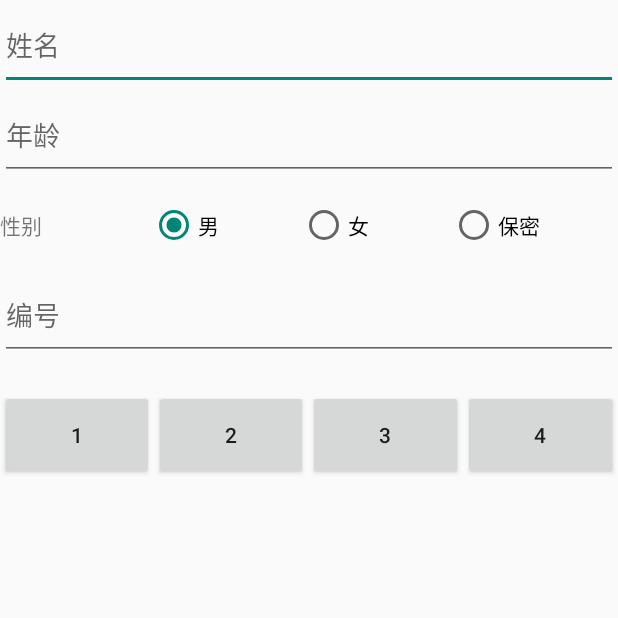
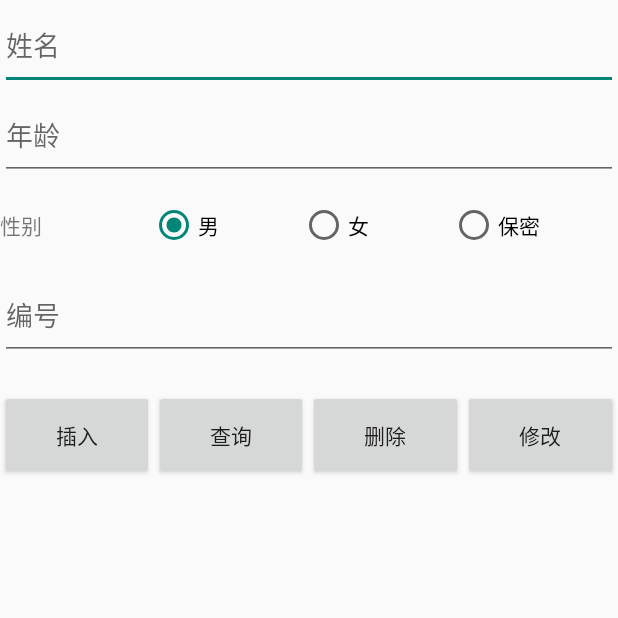
Before and after one commit to chriswoodcn/android-tutorial, an Android app built with Jetpack Compose: the SqliteActivity screen opened directly, with no data from a screen before it, on a phone screen of 412 x 824 dp, the top half of it. Run offline under Robolectric (Android 15) with nearby library versions, the phone set to English and light mode, and no system bars.

Commit message:
[update] SqliteActivity

```diff
--- a/app/src/main/java/cn/chriswood/imooc/legacy/SqliteActivity.kt
+++ b/app/src/main/java/cn/chriswood/imooc/legacy/SqliteActivity.kt
@@ -1,12 +1,113 @@
 package cn.chriswood.imooc.legacy
 
 import android.app.Activity
+import android.content.Context
+import android.database.Cursor
+import android.database.sqlite.SQLiteDatabase
+import android.database.sqlite.SQLiteOpenHelper
 import android.os.Bundle
+import android.os.Environment
+import android.util.Log
+import android.view.View
+import android.view.View.OnClickListener
+import android.view.ViewGroup
+import android.widget.BaseAdapter
+import android.widget.Button
+import android.widget.CursorAdapter
+import android.widget.EditText
+import android.widget.ListAdapter
+import android.widget.ListView
+import android.widget.RadioGroup
+import android.widget.SimpleCursorAdapter
+import android.widget.TextView
+import android.widget.Toast
 import cn.chriswood.imooc.R
+import java.io.File
 
-class SqliteActivity : Activity() {
+class SqliteActivity : Activity(), OnClickListener, RadioGroup.OnCheckedChangeListener {
+    private val TAG = "SqliteActivity"
+    private lateinit var nameEdit: EditText
+    private lateinit var ageEdit: EditText
+    private lateinit var genderEdit: RadioGroup
+    private lateinit var idEdit: EditText
+    private lateinit var insertBtn: Button
+    private lateinit var queryBtn: Button
+    private lateinit var deleteBtn: Button
+    private lateinit var updateBtn: Button
+    private lateinit var tableView: ListView
+    private lateinit var dao: UserDao
+    private var gender: String = "1"
+
+
     override fun onCreate(savedInstanceState: Bundle?) {
         super.onCreate(savedInstanceState)
         setContentView(R.layout.layout_sqlite)
+        nameEdit = findViewById(R.id.sqlite_input_name)
+        ageEdit = findViewById(R.id.sqlite_input_age)
+        genderEdit = findViewById(R.id.sqlite_input_gender)
+        genderEdit.setOnCheckedChangeListener(this)
+        idEdit = findViewById(R.id.sqlite_input_id)
+        tableView = findViewById(R.id.sqlite_table)
+        insertBtn = findViewById(R.id.sqlite_btn_1)
+        queryBtn = findViewById(R.id.sqlite_btn_2)
+        deleteBtn = findViewById(R.id.sqlite_btn_3)
+        updateBtn = findViewById(R.id.sqlite_btn_4)
+        insertBtn.setOnClickListener(this)
+        queryBtn.setOnClickListener(this)
+        deleteBtn.setOnClickListener(this)
+        updateBtn.setOnClickListener(this)
+
+        dao = UserDao(this)
+    }
+
+    override fun onClick(v: View?) {
+        val name = if (nameEdit.text.isEmpty()) null else nameEdit.text.toString()
+        val age = if (ageEdit.text.isEmpty()) null else ageEdit.text.toString()
+        val userBean =
+            UserDao.UserBean(null, name, if (age.isNullOrEmpty()) null else age.toInt(), gender)
+        val _id = idEdit.text.toString()
+        when (v?.id) {
+            R.id.sqlite_btn_1 -> {
+                dao.insertUser(userBean)
+                Toast.makeText(this, "insert success", Toast.LENGTH_SHORT).show()
+            }
+
+            R.id.sqlite_btn_2 -> {
+                val cursor = dao.queryUser(userBean)
+                val simpleCursorAdapter = SimpleCursorAdapter(
+                    this,
+                    R.layout.layout_sqlite_table_item,
+                    cursor,
+                    arrayOf("_id", "name", "age", "gender"),
+                    arrayOf(
+                        R.id.table_id,
+                        R.id.table_name,
+                        R.id.table_age,
+                        R.id.table_gender
+                    ).toIntArray(),
+                    CursorAdapter.FLAG_REGISTER_CONTENT_OBSERVER
+                )
+                tableView.adapter = simpleCursorAdapter
+            }
+
+            R.id.sqlite_btn_3 -> {
+                dao.deleteUser(_id)
+                Toast.makeText(this, "delete success", Toast.LENGTH_SHORT).show()
+            }
+
+            R.id.sqlite_btn_4 -> {
+                dao.updateUser(userBean)
+                Toast.makeText(this, "update success", Toast.LENGTH_SHORT).show()
+            }
+        }
+    }
+
+
+    override fun onCheckedChanged(group: RadioGroup?, checkedId: Int) {
+        when (checkedId) {
+            R.id.gender_1 -> gender = "1"
+            R.id.gender_2 -> gender = "2"
+            R.id.gender_3 -> gender = "3"
+        }
     }
 }
--- /dev/null
+++ b/app/src/main/java/cn/chriswood/imooc/legacy/UserDao.kt
@@ -0,0 +1,79 @@
+package cn.chriswood.imooc.legacy
+
+import android.content.Context
+import android.database.Cursor
+import android.database.sqlite.SQLiteDatabase
+import android.database.sqlite.SQLiteOpenHelper
+import android.util.Log
+
+class UserDao(ctx: Context) {
+    private val TAG = "UserDao"
+    private var db: SQLiteDatabase = SqliteUserDb(ctx, "t_user.db", null, 1).writableDatabase;
+
+    class SqliteUserDb(
+        ctx: Context,
+        path: String,
+        c: SQLiteDatabase.CursorFactory?,
+        v: Int
+    ) : SQLiteOpenHelper(ctx, path, c, v) {
+        private val TAG = "SqliteUserDb"
+        override fun onCreate(db: SQLiteDatabase?) {
+            Log.i(TAG, "onCreate: ")
+            db?.execSQL(
+                """
+                    create table t_user (_id integer primary key autoincrement,
+                            name varchar(20),
+                            age integer,
+                            gender varchar(1))
+                """.trimIndent()
+            )
+        }
+
+        override fun onUpgrade(db: SQLiteDatabase?, oldVersion: Int, newVersion: Int) {
+            Log.i(TAG, "onUpgrade: ")
+        }
+    }
+
+    class UserBean(val _id: Int? = null, val name: String?, val age: Int?, val gender: String?)
+
+    fun insertUser(bean: UserBean) {
+        db.execSQL(
+            """
+            insert into t_user(name,age,gender) values(?,?,?)
+        """.trimIndent(), arrayOf(bean.name, bean.age, bean.gender)
+        )
+    }
+
+    fun queryUser(bean: UserBean): Cursor? {
+        val sql = "select * from t_user where 1 = 1"
+//        val values = emptyArray<String>()
+//        if (bean.name != null) {
+//            sql + "and name=?"
+//            values + bean.name
+//        }
+//        if (bean.age != null) {
+//            sql + "and age=?"
+//            values + bean.age.toString()
+//        }
+//        if (bean.gender != null) {
+//            sql + "and gender=?"
+//            values + bean.gender
+//        }
+        val c = db.rawQuery(sql, null)
+        Log.i(TAG, "queryUser: ${c.count}")
+        return c
+    }
+
+    fun deleteUser(_id: String) {
+        val sql = "delete from t_user where _id=?"
+        db.execSQL(sql, arrayOf(_id))
+    }
+
+    fun updateUser(userBean: UserBean) {
+        db.execSQL(
+            """
+            update t_user set name=?,age=?,gender=? where _id=?
+        """.trimIndent(), arrayOf(userBean.name, userBean.age, userBean.gender, userBean._id)
+        )
+    }
+}
--- a/app/src/main/res/layout/layout_sqlite.xml
+++ b/app/src/main/res/layout/layout_sqlite.xml
@@ -1,12 +1,10 @@
 <?xml version="1.0" encoding="utf-8"?>
-<ScrollView xmlns:android="http://schemas.android.com/apk/res/android"
-    android:layout_width="match_parent"
-    android:layout_height="match_parent">
-
-    <LinearLayout
+<LinearLayout xmlns:android="http://schemas.android.com/apk/res/android"
+    xmlns:tools="http://schemas.android.com/tools"
     android:layout_width="match_parent"
     android:layout_height="match_parent"
     android:orientation="vertical">
+
 
     <EditText
         android:id="@+id/sqlite_input_name"
@@ -22,9 +20,9 @@
         android:inputType="numberSigned" />
 
     <RadioGroup
+        android:id="@+id/sqlite_input_gender"
         android:layout_width="match_parent"
         android:layout_height="60dp"
-
         android:orientation="horizontal">
 
         <TextView
@@ -33,17 +31,20 @@
             android:text="性别" />
 
         <RadioButton
+            android:id="@+id/gender_1"
             android:layout_width="100dp"
             android:layout_height="60dp"
             android:checked="true"
             android:text="男" />
 
         <RadioButton
+            android:id="@+id/gender_2"
             android:layout_width="100dp"
             android:layout_height="60dp"
             android:text="女" />
 
         <RadioButton
+            android:id="@+id/gender_3"
             android:layout_width="100dp"
             android:layout_height="60dp"
             android:text="保密" />
@@ -65,32 +66,41 @@
             android:layout_width="0dp"
             android:layout_height="60dp"
             android:layout_weight="1"
-                android:text="1" />
+            android:onClick="onClick"
+            android:text="插入"
+            tools:ignore="UsingOnClickInXml" />
 
         <Button
             android:id="@+id/sqlite_btn_2"
             android:layout_width="0dp"
             android:layout_height="60dp"
             android:layout_weight="1"
-                android:text="2" />
+            android:onClick="onClick"
+            android:text="查询"
+            tools:ignore="UsingOnClickInXml" />
 
         <Button
             android:id="@+id/sqlite_btn_3"
             android:layout_width="0dp"
             android:layout_height="60dp"
             android:layout_weight="1"
-                android:text="3" />
+            android:onClick="onClick"
+            android:text="删除"
+            tools:ignore="UsingOnClickInXml" />
 
         <Button
             android:id="@+id/sqlite_btn_4"
             android:layout_width="0dp"
             android:layout_height="60dp"
             android:layout_weight="1"
-                android:text="4" />
+            android:onClick="onClick"
+            android:text="修改"
+            tools:ignore="UsingOnClickInXml" />
     </LinearLayout>
 
+    <ListView
+        android:id="@+id/sqlite_table"
+        android:layout_width="match_parent"
+        android:layout_height="match_parent" />
 
 </LinearLayout>
-
-
-</ScrollView>
```
Also changed, not shown: app/src/main/res/layout/layout_sqlite_table_item.xml (added, +30 -0 lines). Lines whose indentation alone changed are shown as unchanged.
